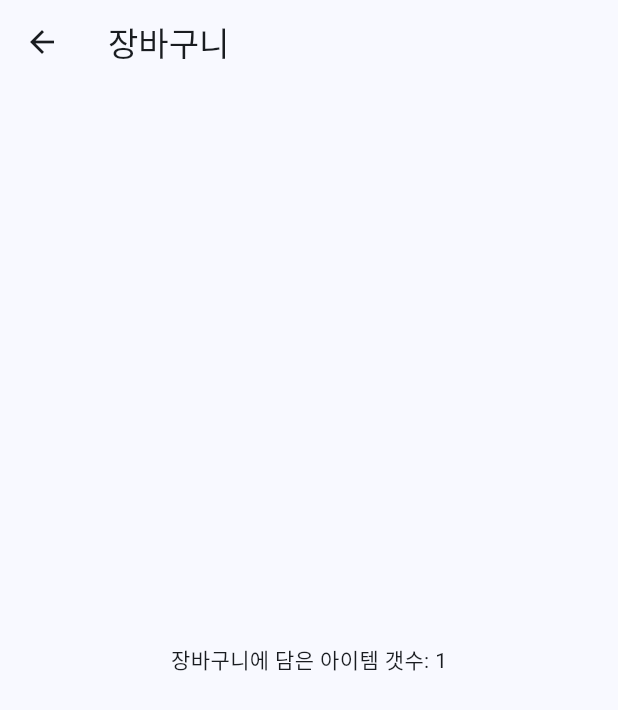
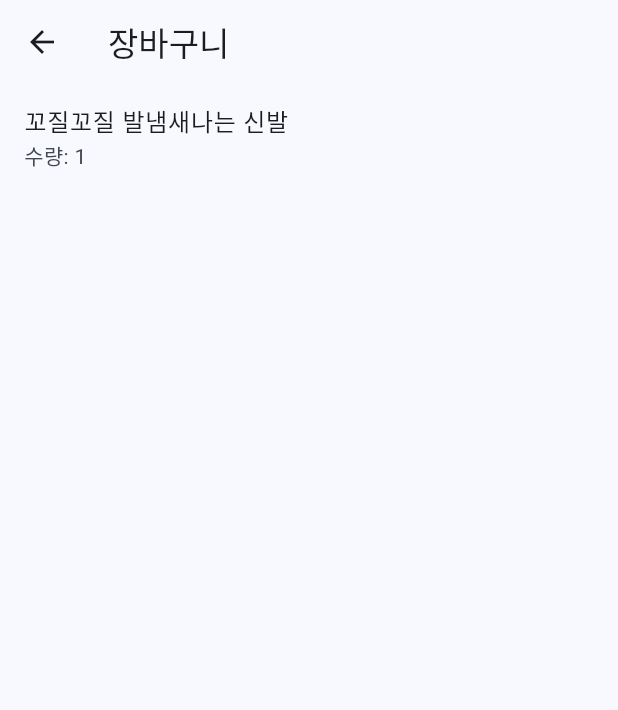
Before and after one commit to fireonmac/sparta-venture-assignments, a Flutter app: the CartScreen screen opened by its route, on a phone screen of 412 x 824 dp. Shown: the top 710 px of the screen. Run offline on Flutter 3.47's test engine with Material 3 defaults, Android fonts, the phone set to English and light mode, and no system bars.

Commit message:
CartItem에서 상품 정보 일관성 문제가 생기지 않도록 개선
객체 참조가 아닌 Product id를 참조하도록 변경

```diff
--- a/flutter_basic_venture/lib/main.dart
+++ b/flutter_basic_venture/lib/main.dart
@@ -21,7 +21,7 @@ class MyApp extends StatefulWidget {
 
 class _MyAppState extends State<MyApp> {
   final ProductsNotifier _productsNotifier = ProductsNotifier();
-  final CartNotifier _cartNotifier = CartNotifier();
+  late final CartNotifier _cartNotifier = CartNotifier(_productsNotifier);
 
   ThemeData _createTheme(Brightness brightness) {
     return ThemeData(
--- a/flutter_basic_venture/lib/src/features/cart/cart_item_model.dart
+++ b/flutter_basic_venture/lib/src/features/cart/cart_item_model.dart
@@ -1,13 +1,13 @@
 import 'package:flutter_basic_venture/src/features/products/product_model.dart';
 
 class CartItem {
-  final Product product;
+  final String productId;
   int quantity;
 
   CartItem({
-    required this.product,
+    required this.productId,
     this.quantity = 1,
   });
 
-  double get totalPrice => product.price * quantity;
+  double getTotalPrice(Product product) => product.price * quantity;
 }
--- a/flutter_basic_venture/lib/src/features/cart/cart_notifier.dart
+++ b/flutter_basic_venture/lib/src/features/cart/cart_notifier.dart
@@ -2,21 +2,14 @@ import 'dart:collection';
 import 'package:flutter/material.dart';
 import 'package:flutter_basic_venture/src/features/cart/cart_item_model.dart';
 import 'package:flutter_basic_venture/src/features/products/product_model.dart';
+import 'package:flutter_basic_venture/src/features/products/products_notifier.dart';
 
 class CartNotifier with ChangeNotifier {
-  final List<CartItem> _items = [
-    CartItem(
-      product: Product(
-        id: '1',
-        name: '목이 찢어진 난닝구',
-        price: 800,
-        description: '정말로 목 사이에 볼링공을 넣으려고 했다니..!',
-        imageUrl: 'https://via.placeholder.com/150',
-        category: '의류',
-      ),
-      quantity: 1,
-    ),
-  ];
+  final ProductsNotifier _productsNotifier;
+
+  CartNotifier(this._productsNotifier);
+
+  final List<CartItem> _items = [CartItem(productId: '1', quantity: 1)];
 
   UnmodifiableListView<CartItem> get items => UnmodifiableListView(_items);
 
@@ -24,31 +17,73 @@ class CartNotifier with ChangeNotifier {
 
   int get totalQuantity => _items.fold(0, (sum, item) => sum + item.quantity);
 
-  double get totalPrice =>
-      _items.fold(0.0, (sum, item) => sum + item.totalPrice);
+  double get totalPrice {
+    double total = 0.0;
+    for (final item in _items) {
+      final product = _productsNotifier.getProductById(item.productId);
+      if (product != null) {
+        total += item.getTotalPrice(product);
+      }
+    }
+    return total;
+  }
 
   bool get isEmpty => _items.isEmpty;
 
   bool get isNotEmpty => _items.isNotEmpty;
 
+  Product? getProduct(String productId) {
+    return _productsNotifier.getProductById(productId);
+  }
+
   void add(Product product, {int quantity = 1}) {
+    final existingIndex = _items.indexWhere(
+      (item) => item.productId == product.id,
+    );
+
+    if (existingIndex >= 0) {
+      _items[existingIndex].quantity += quantity;
+    } else {
+      _items.add(CartItem(productId: product.id, quantity: quantity));
+    }
     notifyListeners();
   }
 
-  void remove(int productId) {
+  void remove(String productId) {
+    _items.removeWhere((item) => item.productId == productId);
     notifyListeners();
   }
 
-  void updateQuantity(int productId, int newQuantity) {
-    notifyListeners();
+  void updateQuantity(String productId, int newQuantity) {
+    final index = _items.indexWhere((item) => item.productId == productId);
+    if (index >= 0) {
+      if (newQuantity <= 0) {
+        _items.removeAt(index);
+      } else {
+        _items[index].quantity = newQuantity;
+      }
+      notifyListeners();
+    }
   }
 
-  void increaseQuantity(int productId) {
-    notifyListeners();
+  void increaseQuantity(String productId) {
+    final index = _items.indexWhere((item) => item.productId == productId);
+    if (index >= 0) {
+      _items[index].quantity++;
+      notifyListeners();
+    }
   }
 
-  void decreaseQuantity(int productId) {
-    notifyListeners();
+  void decreaseQuantity(String productId) {
+    final index = _items.indexWhere((item) => item.productId == productId);
+    if (index >= 0) {
+      if (_items[index].quantity > 1) {
+        _items[index].quantity--;
+      } else {
+        _items.removeAt(index);
+      }
+      notifyListeners();
+    }
   }
 
   void clear() {
--- a/flutter_basic_venture/lib/src/features/products/products_notifier.dart
+++ b/flutter_basic_venture/lib/src/features/products/products_notifier.dart
@@ -32,7 +32,7 @@ class ProductsNotifier with ChangeNotifier {
     return _products.where((product) => product.category == category).toList();
   }
 
-  Product? getProductById(int id) {
+  Product? getProductById(String id) {
     try {
       return _products.firstWhere((product) => product.id == id);
     } catch (e) {
--- a/flutter_basic_venture/lib/src/view/cart/cart_screen.dart
+++ b/flutter_basic_venture/lib/src/view/cart/cart_screen.dart
@@ -7,11 +7,20 @@ class CartScreen extends StatelessWidget {
   @override
   Widget build(BuildContext context) {
     final cartNotifier = CartContainer.of(context);
-    final count = cartNotifier.items.length;
 
     return Scaffold(
       appBar: AppBar(title: const Text('장바구니')),
-      body: Center(child: Text('장바구니에 담은 아이템 갯수: $count')),
+      body: ListView.builder(
+        itemCount: cartNotifier.items.length,
+        itemBuilder: (context, index) {
+          final cartItem = cartNotifier.items[index];
+          final product = cartNotifier.getProduct(cartItem.productId);
+          return ListTile(
+            title: Text(product?.name ?? '상품 정보가 없습니다.'),
+            subtitle: Text('수량: ${cartItem.quantity}'),
+          );
+        },
+      ),
     );
   }
 }
```
